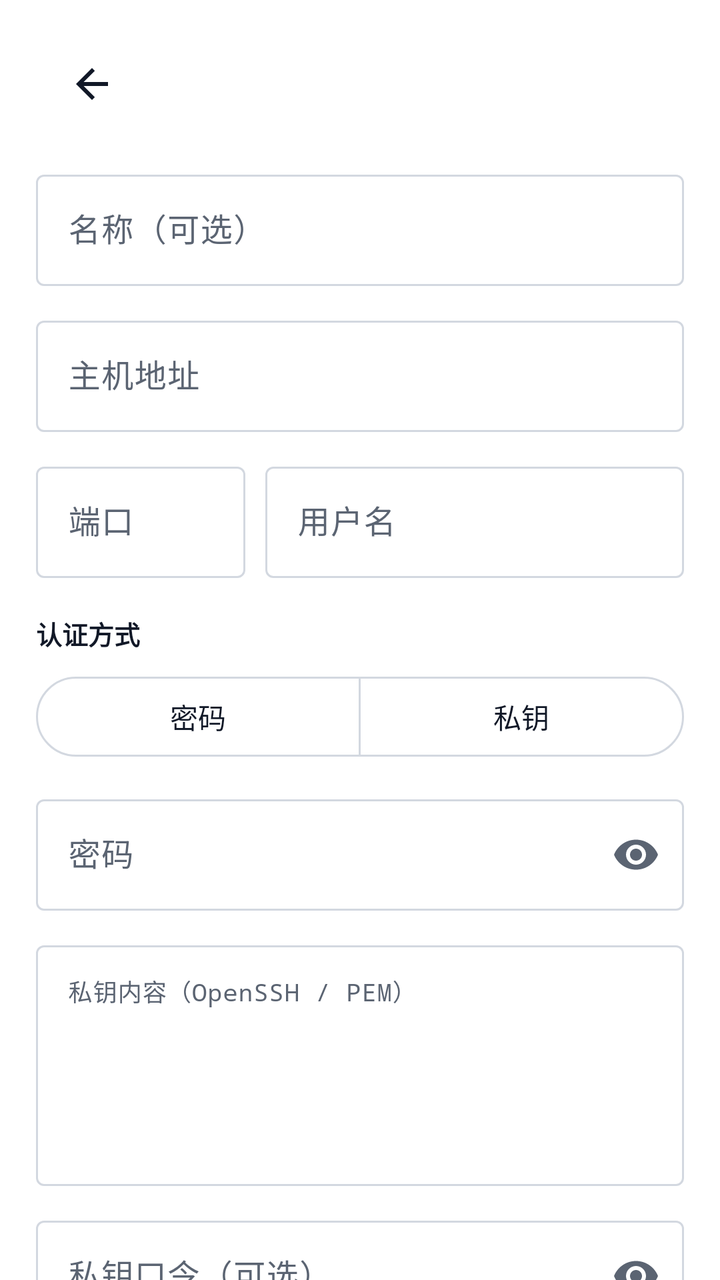
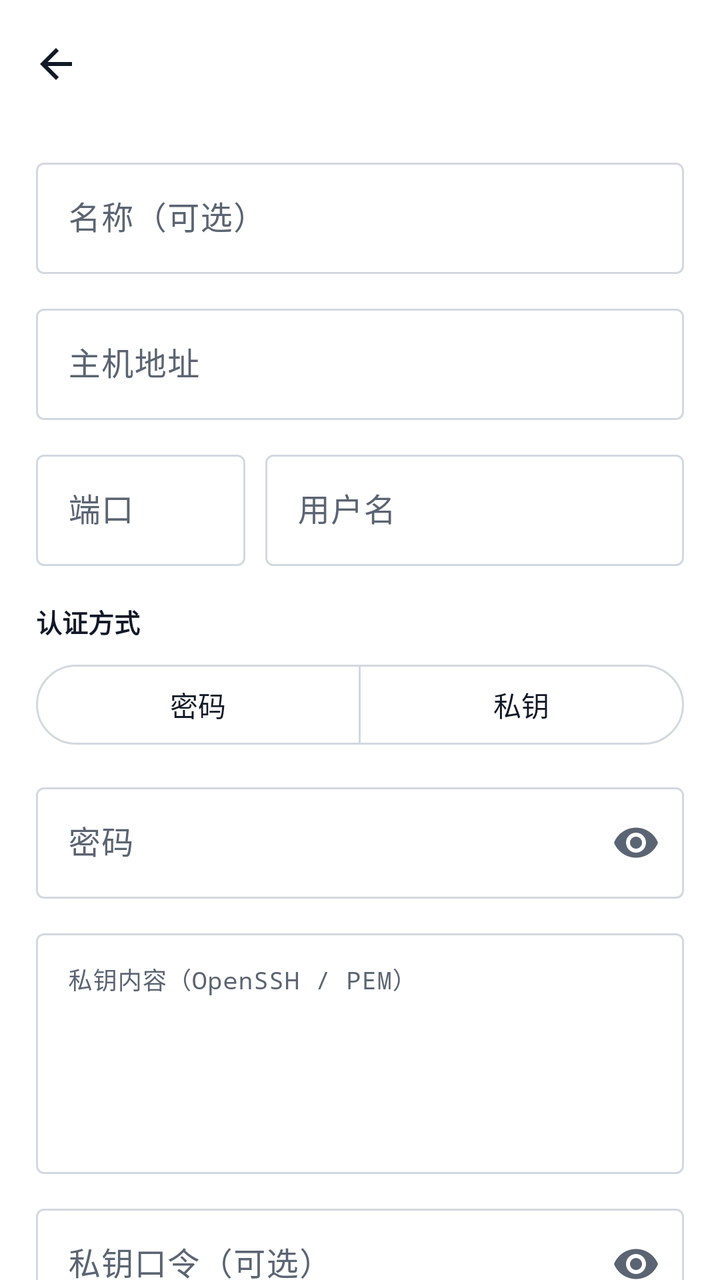

Screens rendered from an Android XML layout before and after an edit, with the pre-edit source and the edit as a unified diff.
<!-- AndroidManifest.xml: application theme Theme.PocketSsh -->
<!-- res/layout/activity_host_edit.xml -->
<?xml version="1.0" encoding="utf-8"?>
<androidx.core.widget.NestedScrollView xmlns:android="http://schemas.android.com/apk/res/android"
    xmlns:app="http://schemas.android.com/apk/res-auto"
    android:layout_width="match_parent"
    android:layout_height="match_parent"
    android:background="?attr/colorSurface"
    android:fillViewport="true">

    <LinearLayout
        android:layout_width="match_parent"
        android:layout_height="wrap_content"
        android:orientation="vertical"
        android:paddingStart="18dp"
        android:paddingTop="10dp"
        android:paddingEnd="18dp"
        android:paddingBottom="28dp">

        <com.google.android.material.appbar.MaterialToolbar
            android:id="@+id/toolbar"
            android:layout_width="match_parent"
            android:layout_height="?attr/actionBarSize"
            android:background="?attr/colorSurface"
            app:navigationIcon="@drawable/ic_arrow_back"
            app:navigationIconTint="?attr/colorOnSurface"
            app:titleTextColor="?attr/colorOnSurface" />

        <com.google.android.material.textfield.TextInputLayout
            android:id="@+id/nameLayout"
            style="@style/Widget.Material3.TextInputLayout.OutlinedBox"
            android:layout_width="match_parent"
            android:layout_height="wrap_content"
            android:layout_marginTop="8dp"
            android:hint="@string/label_name">

            <com.google.android.material.textfield.TextInputEditText
                android:id="@+id/nameInput"
                android:layout_width="match_parent"
                android:layout_height="wrap_content"
                android:inputType="text"
                android:maxLines="1" />
        </com.google.android.material.textfield.TextInputLayout>

        <com.google.android.material.textfield.TextInputLayout
            android:id="@+id/hostLayout"
            style="@style/Widget.Material3.TextInputLayout.OutlinedBox"
            android:layout_width="match_parent"
            android:layout_height="wrap_content"
            android:layout_marginTop="12dp"
            android:hint="@string/label_host">

            <com.google.android.material.textfield.TextInputEditText
                android:id="@+id/hostInput"
                android:layout_width="match_parent"
                android:layout_height="wrap_content"
                android:inputType="textUri"
                android:maxLines="1" />
        </com.google.android.material.textfield.TextInputLayout>

        <LinearLayout
            android:layout_width="match_parent"
            android:layout_height="wrap_content"
            android:layout_marginTop="12dp"
            android:orientation="horizontal">

            <com.google.android.material.textfield.TextInputLayout
                android:id="@+id/portLayout"
                style="@style/Widget.Material3.TextInputLayout.OutlinedBox"
                android:layout_width="0dp"
                android:layout_height="wrap_content"
                android:layout_marginEnd="10dp"
                android:layout_weight="1"
                android:hint="@string/label_port">

                <com.google.android.material.textfield.TextInputEditText
                    android:id="@+id/portInput"
                    android:layout_width="match_parent"
                    android:layout_height="wrap_content"
                    android:inputType="number"
                    android:maxLength="5"
                    android:maxLines="1" />
            </com.google.android.material.textfield.TextInputLayout>

            <com.google.android.material.textfield.TextInputLayout
                android:id="@+id/userLayout"
                style="@style/Widget.Material3.TextInputLayout.OutlinedBox"
                android:layout_width="0dp"
                android:layout_height="wrap_content"
                android:layout_weight="2"
                android:hint="@string/label_username">

                <com.google.android.material.textfield.TextInputEditText
                    android:id="@+id/userInput"
                    android:layout_width="match_parent"
                    android:layout_height="wrap_content"
                    android:inputType="text"
                    android:maxLines="1" />
            </com.google.android.material.textfield.TextInputLayout>
        </LinearLayout>

        <TextView
            android:layout_width="match_parent"
            android:layout_height="wrap_content"
            android:layout_marginTop="18dp"
            android:text="@string/auth_mode"
            android:textColor="?attr/colorOnSurface"
            android:textSize="13sp"
            android:textStyle="bold" />

        <com.google.android.material.button.MaterialButtonToggleGroup
            android:id="@+id/authToggle"
            android:layout_width="match_parent"
            android:layout_height="wrap_content"
            android:layout_marginTop="8dp"
            app:selectionRequired="true"
            app:singleSelection="true">

            <com.google.android.material.button.MaterialButton
                android:id="@+id/authPassword"
                style="@style/Widget.Material3.Button.OutlinedButton"
                android:layout_width="0dp"
                android:layout_height="wrap_content"
                android:layout_weight="1"
                android:text="@string/auth_password" />

            <com.google.android.material.button.MaterialButton
                android:id="@+id/authKey"
                style="@style/Widget.Material3.Button.OutlinedButton"
                android:layout_width="0dp"
                android:layout_height="wrap_content"
                android:layout_weight="1"
                android:text="@string/auth_key" />
        </com.google.android.material.button.MaterialButtonToggleGroup>

        <com.google.android.material.textfield.TextInputLayout
            android:id="@+id/passwordLayout"
            style="@style/Widget.Material3.TextInputLayout.OutlinedBox"
            android:layout_width="match_parent"
            android:layout_height="wrap_content"
            android:layout_marginTop="12dp"
            android:hint="@string/label_password"
            app:endIconMode="password_toggle">

            <com.google.android.material.textfield.TextInputEditText
                android:id="@+id/passwordInput"
                android:layout_width="match_parent"
                android:layout_height="wrap_content"
                android:inputType="textPassword"
                android:maxLines="1" />
        </com.google.android.material.textfield.TextInputLayout>

        <com.google.android.material.textfield.TextInputLayout
            android:id="@+id/keyLayout"
            style="@style/Widget.Material3.TextInputLayout.OutlinedBox"
            android:layout_width="match_parent"
            android:layout_height="wrap_content"
            android:layout_marginTop="12dp"
            android:hint="@string/label_private_key"
            app:counterEnabled="false">

            <com.google.android.material.textfield.TextInputEditText
                android:id="@+id/keyInput"
                android:layout_width="match_parent"
                android:layout_height="wrap_content"
                android:fontFamily="monospace"
                android:gravity="top|start"
                android:inputType="textMultiLine|textNoSuggestions"
                android:minLines="6"
                android:textSize="12sp" />
        </com.google.android.material.textfield.TextInputLayout>

        <com.google.android.material.textfield.TextInputLayout
            android:id="@+id/passphraseLayout"
            style="@style/Widget.Material3.TextInputLayout.OutlinedBox"
            android:layout_width="match_parent"
            android:layout_height="wrap_content"
            android:layout_marginTop="12dp"
            android:hint="@string/label_passphrase"
            app:endIconMode="password_toggle">

            <com.google.android.material.textfield.TextInputEditText
                android:id="@+id/passphraseInput"
                android:layout_width="match_parent"
                android:layout_height="wrap_content"
                android:inputType="textPassword"
                android:maxLines="1" />
        </com.google.android.material.textfield.TextInputLayout>

        <TextView
            android:id="@+id/credentialHelp"
            android:layout_width="match_parent"
            android:layout_height="wrap_content"
            android:layout_marginTop="10dp"
            android:lineSpacingExtra="3dp"
            android:text="@string/password_help"
            android:textColor="?attr/colorOnSurfaceVariant"
            android:textSize="12sp" />

        <com.google.android.material.button.MaterialButton
            android:id="@+id/saveButton"
            android:layout_width="match_parent"
            android:layout_height="52dp"
            android:layout_marginTop="22dp"
            android:text="@string/action_save"
            android:textSize="15sp" />

    </LinearLayout>

</androidx.core.widget.NestedScrollView>
<!-- resources referenced by this layout -->
<resources>
  <!-- drawable ic_arrow_back (drawable) -->
  <vector xmlns:android="http://schemas.android.com/apk/res/android"
      android:width="24dp"
      android:height="24dp"
      android:viewportWidth="24"
      android:viewportHeight="24"
      android:tint="?attr/colorOnSurface">
      <path
          android:fillColor="#FF000000"
          android:pathData="M20,11H7.83l5.59,-5.59L12,4l-8,8l8,8l1.41,-1.41L7.83,13H20V11z" />
  </vector>
  <string name="action_save">保存</string>
  <string name="auth_key">私钥</string>
  <string name="auth_mode">认证方式</string>
  <string name="auth_password">密码</string>
  <string name="label_host">主机地址</string>
  <string name="label_name">名称（可选）</string>
  <string name="label_passphrase">私钥口令（可选）</string>
  <string name="label_password">密码</string>
  <string name="label_port">端口</string>
  <string name="label_private_key">私钥内容（OpenSSH / PEM）</string>
  <string name="label_username">用户名</string>
  <string name="password_help">密码以明文保存在应用私有存储中，仅用于自动登录。</string>
  <style name="Theme.PocketSsh" parent="Theme.Material3.DayNight.NoActionBar">
          <item name="colorPrimary">@color/brand_primary</item>
          <item name="colorOnPrimary">@color/brand_on_primary</item>
          <item name="colorPrimaryContainer">@color/brand_container</item>
          <item name="colorOnPrimaryContainer">@color/brand_on_container</item>
          <item name="colorSurface">@color/surface</item>
          <item name="colorOnSurface">@color/on_surface</item>
          <item name="colorSurfaceVariant">@color/surface_variant</item>
          <item name="colorOnSurfaceVariant">@color/on_surface_variant</item>
          <item name="colorOutline">@color/outline</item>
          <item name="android:statusBarColor">@color/surface</item>
          <item name="android:navigationBarColor">@color/surface</item>
          <item name="android:windowLightStatusBar">true</item>
      </style>
  <color name="brand_primary">#2563EB</color>
  <color name="brand_on_primary">#FFFFFF</color>
  <color name="brand_container">#DBEAFE</color>
  <color name="brand_on_container">#1E3A8A</color>
  <color name="surface">#FFFFFF</color>
  <color name="on_surface">#111827</color>
  <color name="surface_variant">#F1F3F7</color>
  <color name="on_surface_variant">#5B6472</color>
  <color name="outline">#D3D8E0</color>
</resources>

<!-- the commit's change to res/layout/activity_host_edit.xml (unified diff, before → after) -->
@@ -1,28 +1,34 @@
 <?xml version="1.0" encoding="utf-8"?>
-<androidx.core.widget.NestedScrollView xmlns:android="http://schemas.android.com/apk/res/android"
+<LinearLayout xmlns:android="http://schemas.android.com/apk/res/android"
     xmlns:app="http://schemas.android.com/apk/res-auto"
     android:layout_width="match_parent"
     android:layout_height="match_parent"
     android:background="?attr/colorSurface"
-    android:fillViewport="true">
-
-    <LinearLayout
+    android:orientation="vertical">
+
+    <com.google.android.material.appbar.MaterialToolbar
+        android:id="@+id/toolbar"
         android:layout_width="match_parent"
-        android:layout_height="wrap_content"
-        android:orientation="vertical"
-        android:paddingStart="18dp"
-        android:paddingTop="10dp"
-        android:paddingEnd="18dp"
-        android:paddingBottom="28dp">
-
-        <com.google.android.material.appbar.MaterialToolbar
-            android:id="@+id/toolbar"
-            android:layout_width="match_parent"
-            android:layout_height="?attr/actionBarSize"
-            android:background="?attr/colorSurface"
-            app:navigationIcon="@drawable/ic_arrow_back"
-            app:navigationIconTint="?attr/colorOnSurface"
-            app:titleTextColor="?attr/colorOnSurface" />
+        android:layout_height="?attr/actionBarSize"
+        android:background="?attr/colorSurface"
+        app:navigationIcon="@drawable/ic_arrow_back"
+        app:navigationIconTint="?attr/colorOnSurface"
+        app:titleTextColor="?attr/colorOnSurface" />
+
+    <androidx.core.widget.NestedScrollView
+        android:layout_width="match_parent"
+        android:layout_height="0dp"
+        android:layout_weight="1"
+        android:fillViewport="true">
+
+        <LinearLayout
+            android:layout_width="match_parent"
+            android:layout_height="wrap_content"
+            android:orientation="vertical"
+            android:paddingStart="18dp"
+            android:paddingTop="4dp"
+            android:paddingEnd="18dp"
+            android:paddingBottom="28dp">
 
         <com.google.android.material.textfield.TextInputLayout
             android:id="@+id/nameLayout"
@@ -203,6 +209,7 @@
             android:text="@string/action_save"
             android:textSize="15sp" />
 
-    </LinearLayout>
-
-</androidx.core.widget.NestedScrollView>
+        </LinearLayout>
+    </androidx.core.widget.NestedScrollView>
+
+</LinearLayout>
